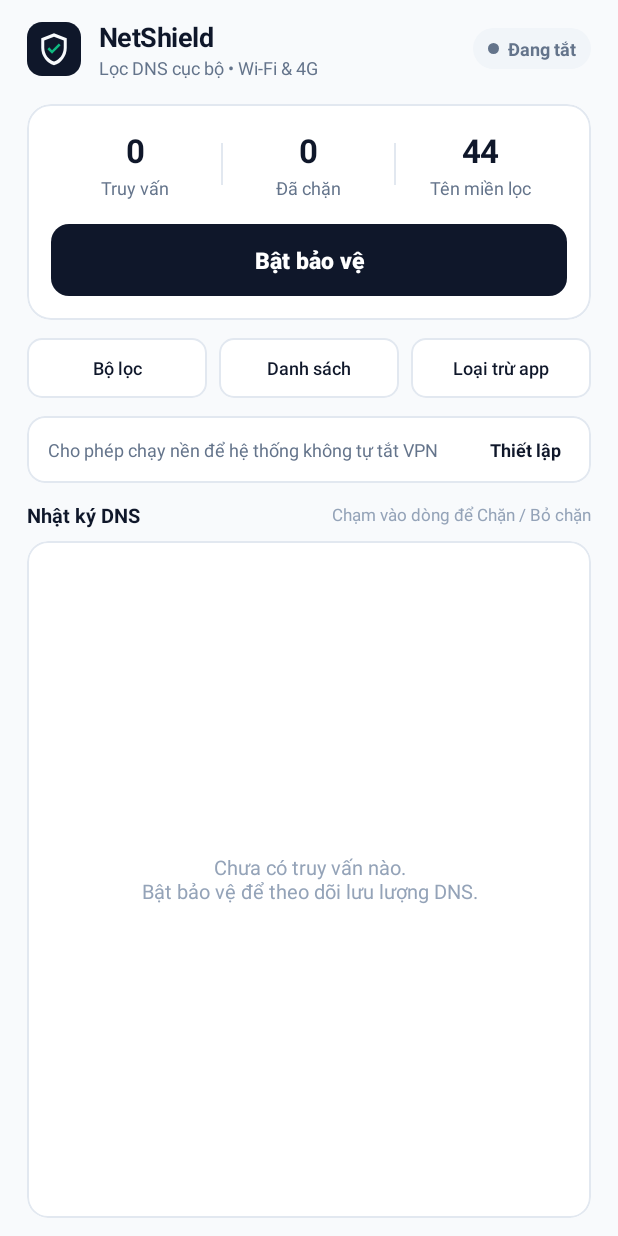
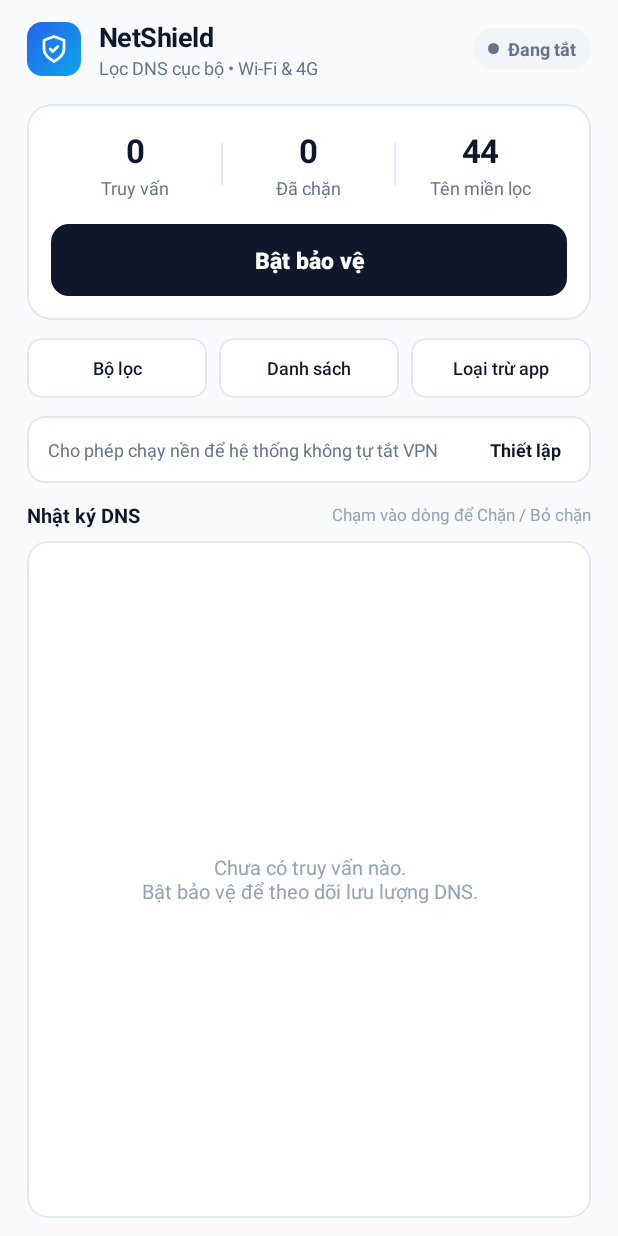
Before and after one commit to anhlv2602-dot/netshield, an Android app: the screen it shows after launch (MainActivity), on a phone screen of 412 x 824 dp. Run offline under Robolectric (Android 15) with nearby library versions, the phone set to English and light mode, and no system bars.

Commit message:
chore(netshield): đồng bộ 6 file (ic_launcher_background.xml, ...)

```diff
--- a/netshield-android/app/src/main/res/drawable/ic_shield.xml
+++ b/netshield-android/app/src/main/res/drawable/ic_shield.xml
@@ -1,20 +1,45 @@
 <?xml version="1.0" encoding="utf-8"?>
 <vector xmlns:android="http://schemas.android.com/apk/res/android"
+    xmlns:aapt="http://schemas.android.com/aapt"
     android:width="36dp"
     android:height="36dp"
     android:viewportWidth="36"
     android:viewportHeight="36">
-    <!-- Nền bo góc tối giản cho logo trong app -->
-    <path
-        android:fillColor="#0F172A"
-        android:pathData="M10,0h16c5.52,0 10,4.48 10,10v16c0,5.52 -4.48,10 -10,10H10C4.48,36 0,31.52 0,26V10C0,4.48 4.48,0 10,0z" />
-    <path
-        android:fillColor="#F8FAFC"
-        android:pathData="M18,7.5L9.5,10.9v6.2c0,5.4 3.6,10.4 8.5,11.7c4.9,-1.3 8.5,-6.3 8.5,-11.7v-6.2L18,7.5z" />
-    <path
-        android:fillColor="#0F172A"
-        android:pathData="M18,9.8L11.5,12.4v4.8c0,4.2 2.8,8.1 6.5,9.2c3.7,-1.1 6.5,-5 6.5,-9.2v-4.8L18,9.8z" />
-    <path
-        android:fillColor="#10B981"
-        android:pathData="M16.7,21.2l-3.1,-3.1l1.2,-1.2l1.9,1.9l4.5,-4.5l1.2,1.2L16.7,21.2z" />
+    <!-- Nền bo góc gradient đồng bộ logo NetShield -->
+    <path android:pathData="M10,0h16c5.523,0 10,4.477 10,10v16c0,5.523 -4.477,10 -10,10H10C4.477,36 0,31.523 0,26V10C0,4.477 4.477,0 10,0z">
+        <aapt:attr name="android:fillColor">
+            <gradient
+                android:endX="36"
+                android:endY="36"
+                android:startX="0"
+                android:startY="0"
+                android:type="linear">
+                <item
+                    android:color="#2563EB"
+                    android:offset="0" />
+                <item
+                    android:color="#0EA5E9"
+                    android:offset="1" />
+            </gradient>
+        </aapt:attr>
+    </path>
+    <!-- Biểu tượng khiên + dấu tick (20x20 căn giữa trong 36x36) -->
+    <group
+        android:scaleX="0.833333"
+        android:scaleY="0.833333"
+        android:translateX="8"
+        android:translateY="8">
+        <path
+            android:pathData="M12,22c0,0 8,-4 8,-10V5l-8,-3 -8,3v7c0,6 8,10 8,10z"
+            android:strokeColor="#FFFFFF"
+            android:strokeLineCap="round"
+            android:strokeLineJoin="round"
+            android:strokeWidth="2.2" />
+        <path
+            android:pathData="M9,12l2,2 4,-4"
+            android:strokeColor="#FFFFFF"
+            android:strokeLineCap="round"
+            android:strokeLineJoin="round"
+            android:strokeWidth="2.2" />
+    </group>
 </vector>
--- a/netshield-android/app/src/main/res/mipmap-anydpi-v26/ic_launcher.xml
+++ b/netshield-android/app/src/main/res/mipmap-anydpi-v26/ic_launcher.xml
@@ -2,4 +2,5 @@
 <adaptive-icon xmlns:android="http://schemas.android.com/apk/res/android">
     <background android:drawable="@drawable/ic_launcher_background" />
     <foreground android:drawable="@drawable/ic_launcher_foreground" />
+    <monochrome android:drawable="@drawable/ic_launcher_foreground" />
 </adaptive-icon>
--- a/netshield-android/app/src/main/res/mipmap-anydpi-v26/ic_launcher_round.xml
+++ b/netshield-android/app/src/main/res/mipmap-anydpi-v26/ic_launcher_round.xml
@@ -2,4 +2,5 @@
 <adaptive-icon xmlns:android="http://schemas.android.com/apk/res/android">
     <background android:drawable="@drawable/ic_launcher_background" />
     <foreground android:drawable="@drawable/ic_launcher_foreground" />
+    <monochrome android:drawable="@drawable/ic_launcher_foreground" />
 </adaptive-icon>
```
Also changed, not shown: netshield-android/app/src/main/res/drawable/ic_launcher_background.xml (+6 -6 lines), netshield-android/app/src/main/res/drawable/ic_launcher_foreground.xml (+19 -12 lines), netshield-android/app/src/main/res/drawable/ic_shield_notif.xml (+12 -4 lines).
